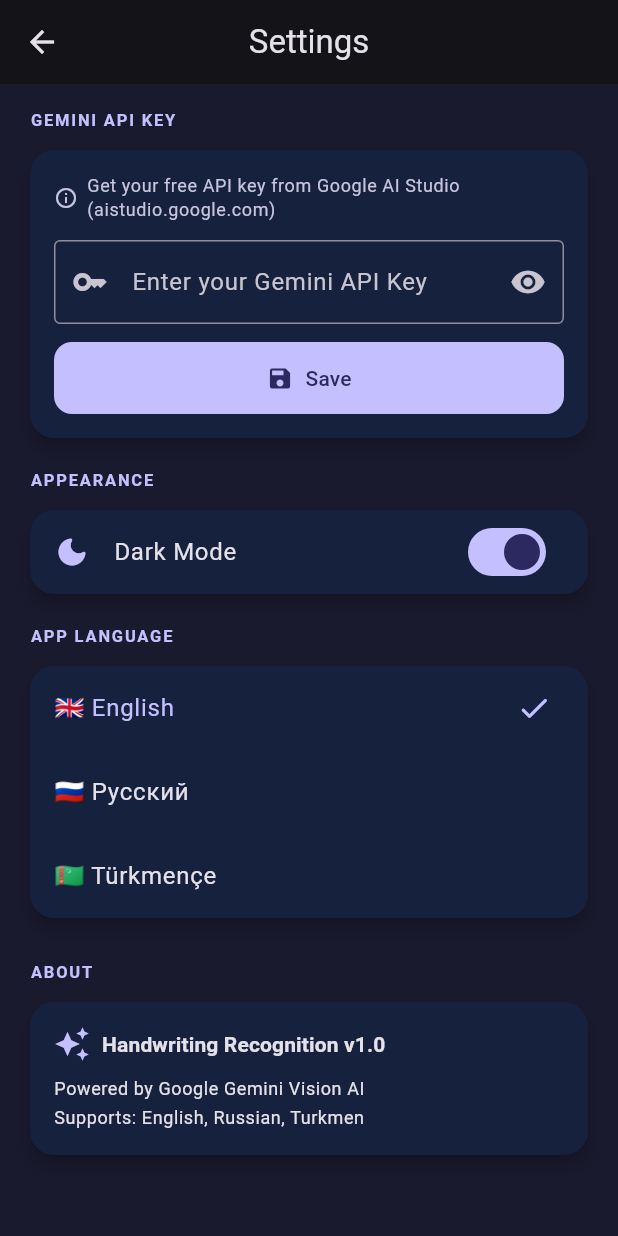
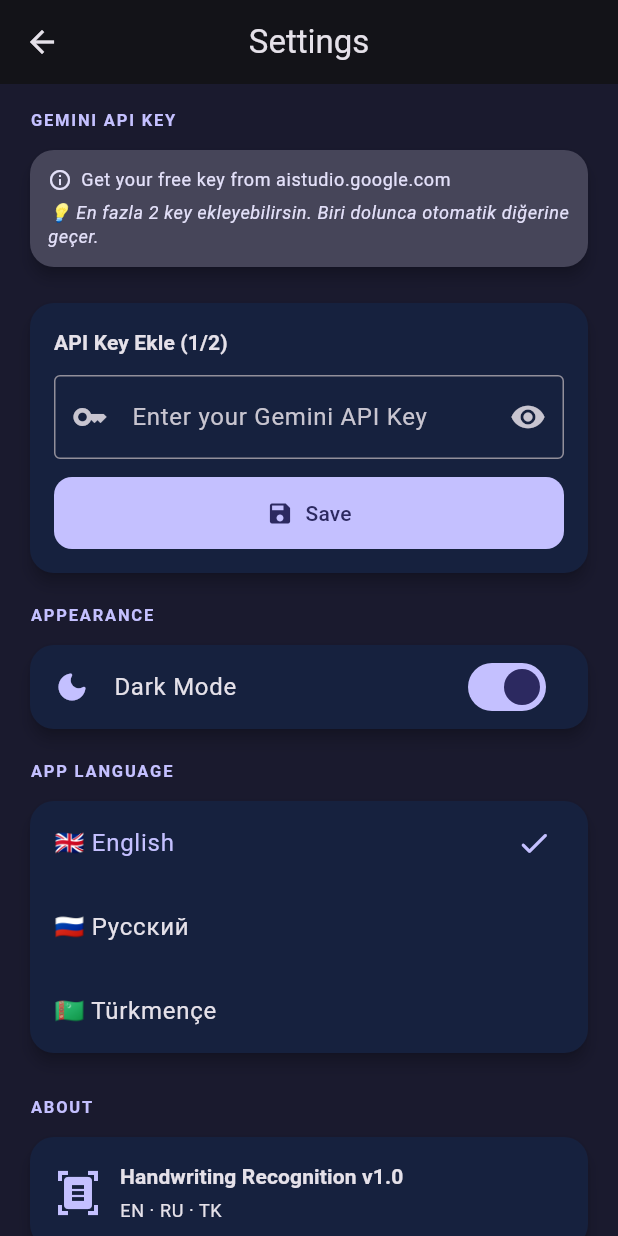
Before and after one commit to Allanur003/Handwritten-Recognition-system-Flutter, a Flutter app: the SettingsScreen screen opened by its route, after a tap on "Dark Mode", on a phone screen of 412 x 824 dp. Run offline on Flutter 3.47's test engine with Material 3 defaults, Android fonts, the phone set to English and light mode, and no system bars; our stand-ins replace flutter_animate, google_generative_ai, image_picker, share_plus, shared_preferences; accounts and stored records are empty.

Commit message:
Add files via upload

```diff
--- a/lib/core/localization/app_localizations.dart
+++ b/lib/core/localization/app_localizations.dart
@@ -30,7 +30,7 @@ class AppLocalizations {
       'share': 'Share',
       'copied': 'Copied!',
       'noText': 'No text found. Try a clearer image.',
-      'processing': 'Analyzing with Gemini...',
+      'processing': 'Analyzing...',
       'history': 'History',
       'settings': 'Settings',
       'darkMode': 'Dark Mode',
@@ -50,8 +50,8 @@ class AppLocalizations {
       'apiKeyHint': 'Enter your Gemini API Key',
       'apiKeySave': 'Save',
       'apiKeyTitle': 'Gemini API Key',
-      'apiKeyInfo': 'Get your free API key from Google AI Studio (aistudio.google.com)',
-      'geminiPowered': 'Powered by Gemini Vision AI',
+      'apiKeyInfo': 'Get your free key from aistudio.google.com',
+
     },
     'ru': {
       'appTitle': 'Распознавание почерка',
@@ -64,7 +64,7 @@ class AppLocalizations {
       'share': 'Поделиться',
       'copied': 'Скопировано!',
       'noText': 'Текст не найден. Попробуйте более чёткое фото.',
-      'processing': 'Анализ через Gemini...',
+      'processing': 'Анализируется...',
       'history': 'История',
       'settings': 'Настройки',
       'darkMode': 'Тёмная тема',
@@ -84,8 +84,8 @@ class AppLocalizations {
       'apiKeyHint': 'Введите Gemini API ключ',
       'apiKeySave': 'Сохранить',
       'apiKeyTitle': 'Gemini API Ключ',
-      'apiKeyInfo': 'Получите бесплатный ключ на aistudio.google.com',
-      'geminiPowered': 'На базе Gemini Vision AI',
+      'apiKeyInfo': 'Бесплатный ключ: aistudio.google.com',
+
     },
     'tk': {
       'appTitle': 'El ýazgy tanamak',
@@ -98,7 +98,7 @@ class AppLocalizations {
       'share': 'Paýlaş',
       'copied': 'Göçürildi!',
       'noText': 'Tekst tapylmady. Has aýdyň surat synap görüň.',
-      'processing': 'Gemini arkaly derňelýär...',
+      'processing': 'Derňelýär...',
       'history': 'Taryh',
       'settings': 'Sazlamalar',
       'darkMode': 'Garaňky tertip',
@@ -118,8 +118,8 @@ class AppLocalizations {
       'apiKeyHint': 'Gemini API açaryny giriziň',
       'apiKeySave': 'Sakla',
       'apiKeyTitle': 'Gemini API Açary',
-      'apiKeyInfo': 'Mugt açary aistudio.google.com sahypasyndan alyň',
-      'geminiPowered': 'Gemini Vision AI bilen işleýär',
+      'apiKeyInfo': 'Mugt açar: aistudio.google.com',
+
     },
   };
 
--- a/lib/features/recognition/recognition_screen.dart
+++ b/lib/features/recognition/recognition_screen.dart
@@ -42,25 +42,21 @@ class RecognitionScreen extends StatelessWidget {
         child: Column(
           crossAxisAlignment: CrossAxisAlignment.stretch,
           children: [
-            // API Key warning banner
+            // API key uyarısı
             if (!provider.hasApiKey)
-              _ApiKeyBanner().animate().fadeIn().slideY(begin: -0.2),
+              _ApiKeyBanner(loc: loc).animate().fadeIn().slideY(begin: -0.2),
 
-            // Gemini badge
-            if (provider.hasApiKey)
-              _GeminiBadge(loc: loc),
+            if (!provider.hasApiKey) const SizedBox(height: 12),
 
-            const SizedBox(height: 12),
-
-            // Language selector
+            // Dil seçici
             const LanguageSelectorWidget(),
             const SizedBox(height: 16),
 
-            // Image area
+            // Resim alanı
             const ImageAreaWidget(),
             const SizedBox(height: 16),
 
-            // Pick / Camera buttons
+            // Galeri / Kamera butonları
             Row(
               children: [
                 Expanded(
@@ -86,7 +82,7 @@ class RecognitionScreen extends StatelessWidget {
             ),
             const SizedBox(height: 12),
 
-            // Recognize button
+            // Tanı butonu
             if (provider.selectedImage != null) ...[
               FilledButton.icon(
                 style: FilledButton.styleFrom(
@@ -114,7 +110,7 @@ class RecognitionScreen extends StatelessWidget {
                         child: CircularProgressIndicator(
                             strokeWidth: 2, color: Colors.white),
                       )
-                    : const Icon(Icons.auto_awesome),
+                    : const Icon(Icons.document_scanner_outlined),
                 label: Text(
                   provider.state == RecognitionState.processing
                       ? loc.get('processing')
@@ -133,7 +129,7 @@ class RecognitionScreen extends StatelessWidget {
 
             const SizedBox(height: 8),
 
-            // Result
+            // Sonuç
             if (provider.state == RecognitionState.done)
               ResultCardWidget(
                 text: provider.recognizedText,
@@ -149,7 +145,7 @@ class RecognitionScreen extends StatelessWidget {
                 onShare: () => Share.share(provider.recognizedText),
               ).animate().fadeIn(duration: 400.ms).slideY(begin: 0.2),
 
-            // Error
+            // Hata
             if (provider.state == RecognitionState.error)
               _ErrorCard(message: provider.errorMessage, loc: loc),
 
@@ -162,39 +158,10 @@ class RecognitionScreen extends StatelessWidget {
   }
 }
 
-class _GeminiBadge extends StatelessWidget {
+class _ApiKeyBanner extends StatelessWidget {
   final AppLocalizations loc;
-  const _GeminiBadge({required this.loc});
+  const _ApiKeyBanner({required this.loc});
 
-  @override
-  Widget build(BuildContext context) {
-    final theme = Theme.of(context);
-    return Container(
-      padding: const EdgeInsets.symmetric(horizontal: 12, vertical: 8),
-      decoration: BoxDecoration(
-        gradient: LinearGradient(
-          colors: [
-            theme.colorScheme.primaryContainer,
-            theme.colorScheme.secondaryContainer,
-          ],
-        ),
-        borderRadius: BorderRadius.circular(12),
-      ),
-      child: Row(
-        mainAxisSize: MainAxisSize.min,
-        children: [
-          const Icon(Icons.auto_awesome, size: 16),
-          const SizedBox(width: 6),
-          Text(loc.get('geminiPowered'),
-              style: theme.textTheme.labelMedium
-                  ?.copyWith(fontWeight: FontWeight.bold)),
-        ],
-      ),
-    );
-  }
-}
-
-class _ApiKeyBanner extends StatelessWidget {
   @override
   Widget build(BuildContext context) {
     final theme = Theme.of(context);
@@ -212,8 +179,9 @@ class _ApiKeyBanner extends StatelessWidget {
             const SizedBox(width: 8),
             Expanded(
               child: Text(
-                AppLocalizations.of(context).get('apiKeyMissing'),
-                style: TextStyle(color: theme.colorScheme.onErrorContainer),
+                loc.get('apiKeyMissing'),
+                style:
+                    TextStyle(color: theme.colorScheme.onErrorContainer),
               ),
             ),
             Icon(Icons.arrow_forward_ios,
@@ -233,9 +201,14 @@ class _ErrorCard extends StatelessWidget {
   @override
   Widget build(BuildContext context) {
     final theme = Theme.of(context);
-    final displayMsg = message == 'API_KEY_MISSING'
-        ? loc.get('apiKeyMissing')
-        : message;
+    final displayMsg = switch (message) {
+      'API_KEY_MISSING' => loc.get('apiKeyMissing'),
+      'all_keys_exhausted' =>
+        '⚠️ İki key\'in de limiti doldu. Yarın tekrar dene.',
+      'invalid_key' => '❌ Geçersiz key. Settings\'ten kontrol et.',
+      'model_not_found' => '❌ Bağlantı hatası. İnterneti kontrol et.',
+      _ => message,
+    };
     return Card(
       color: theme.colorScheme.errorContainer,
       child: Padding(
@@ -247,8 +220,8 @@ class _ErrorCard extends StatelessWidget {
             const SizedBox(width: 8),
             Expanded(
               child: Text(displayMsg,
-                  style:
-                      TextStyle(color: theme.colorScheme.onErrorContainer)),
+                  style: TextStyle(
+                      color: theme.colorScheme.onErrorContainer)),
             ),
           ],
         ),
--- a/lib/features/settings/settings_screen.dart
+++ b/lib/features/settings/settings_screen.dart
@@ -13,19 +13,12 @@ class SettingsScreen extends StatefulWidget {
 }
 
 class _SettingsScreenState extends State<SettingsScreen> {
-  late TextEditingController _apiController;
+  final TextEditingController _keyController = TextEditingController();
   bool _obscure = true;
 
   @override
-  void initState() {
-    super.initState();
-    final provider = context.read<RecognitionProvider>();
-    _apiController = TextEditingController(text: provider.apiKey);
-  }
-
-  @override
   void dispose() {
-    _apiController.dispose();
+    _keyController.dispose();
     super.dispose();
   }
 
@@ -52,85 +45,180 @@ class _SettingsScreenState extends State<SettingsScreen> {
         padding: const EdgeInsets.all(16),
         children: [
 
-          // ── Gemini API Key ──────────────────────────────
+          // ── API Keys ─────────────────────────────────────
           _SectionHeader(title: loc.get('apiKeyTitle')),
+
+          // Bilgi kartı
+          Card(
+            color: theme.colorScheme.secondaryContainer,
+            child: Padding(
+              padding: const EdgeInsets.all(12),
+              child: Column(
+                crossAxisAlignment: CrossAxisAlignment.start,
+                children: [
+                  Row(
+                    children: [
+                      Icon(Icons.info_outline,
+                          size: 16,
+                          color: theme.colorScheme.onSecondaryContainer),
+                      const SizedBox(width: 6),
+                      Expanded(
+                        child: Text(
+                          loc.get('apiKeyInfo'),
+                          style: theme.textTheme.bodySmall?.copyWith(
+                              color: theme.colorScheme.onSecondaryContainer),
+                        ),
+                      ),
+                    ],
+                  ),
+                  const SizedBox(height: 6),
+                  Text(
+                    '💡 En fazla 2 key ekleyebilirsin. '
+                    'Biri dolunca otomatik diğerine geçer.',
+                    style: theme.textTheme.bodySmall?.copyWith(
+                        color: theme.colorScheme.onSecondaryContainer,
+                        fontStyle: FontStyle.italic),
+                  ),
+                ],
+              ),
+            ),
+          ),
+          const SizedBox(height: 12),
+
+          // Mevcut key'ler
+          ...recProvider.apiKeys.asMap().entries.map((entry) {
+            final index = entry.key;
+            final key = entry.value;
+            final isActive = index == recProvider.currentKeyIndex;
+            return Card(
+              margin: const EdgeInsets.only(bottom: 8),
+              child: ListTile(
+                leading: CircleAvatar(
+                  backgroundColor:
+                      isActive ? Colors.green : theme.colorScheme.surfaceVariant,
+                  radius: 16,
+                  child: Text(
+                    '${index + 1}',
+                    style: TextStyle(
+                      fontSize: 12,
+                      fontWeight: FontWeight.bold,
+                      color: isActive
+                          ? Colors.white
+                          : theme.colorScheme.onSurfaceVariant,
+                    ),
+                  ),
+                ),
+                title: Text(
+                  _maskKey(key),
+                  style: theme.textTheme.bodyMedium
+                      ?.copyWith(fontFamily: 'monospace'),
+                ),
+                subtitle: Text(
+                  isActive ? '✅ Aktif' : '⏳ Beklemede',
+                  style: TextStyle(
+                    color: isActive ? Colors.green : theme.colorScheme.outline,
+                    fontWeight:
+                        isActive ? FontWeight.bold : FontWeight.normal,
+                    fontSize: 12,
+                  ),
+                ),
+                trailing: IconButton(
+                  icon: Icon(Icons.delete_outline,
+                      color: theme.colorScheme.error),
+                  onPressed: () => _confirmDelete(context, recProvider, index),
+                ),
+              ),
+            );
+          }),
+
+          // Yeni key ekleme — sadece 2'den az key varsa göster
+          if (recProvider.canAddMoreKeys) ...[
+            const SizedBox(height: 4),
             Card(
               child: Padding(
                 padding: const EdgeInsets.all(16),
                 child: Column(
                   crossAxisAlignment: CrossAxisAlignment.start,
                   children: [
-                  Row(
-                    children: [
-                      Icon(Icons.info_outline,
-                          size: 16, color: theme.colorScheme.secondary),
-                      const SizedBox(width: 6),
-                      Expanded(
-                        child: Text(
-                          loc.get('apiKeyInfo'),
-                          style: theme.textTheme.bodySmall
-                              ?.copyWith(color: theme.colorScheme.secondary),
-                        ),
-                      ),
-                    ],
+                    Text(
+                      recProvider.apiKeys.isEmpty
+                          ? 'API Key Ekle (1/2)'
+                          : 'İkinci API Key Ekle (2/2)',
+                      style: theme.textTheme.titleSmall
+                          ?.copyWith(fontWeight: FontWeight.bold),
                     ),
                     const SizedBox(height: 12),
                     TextField(
-                    controller: _apiController,
+                      controller: _keyController,
                       obscureText: _obscure,
                       decoration: InputDecoration(
                         hintText: loc.get('apiKeyHint'),
                         border: const OutlineInputBorder(),
+                        prefixIcon: const Icon(Icons.key),
                         suffixIcon: IconButton(
-                        icon: Icon(
-                            _obscure ? Icons.visibility : Icons.visibility_off),
-                        onPressed: () => setState(() => _obscure = !_obscure),
+                          icon: Icon(_obscure
+                              ? Icons.visibility
+                              : Icons.visibility_off),
+                          onPressed: () =>
+                              setState(() => _obscure = !_obscure),
                         ),
-                      prefixIcon: const Icon(Icons.key),
                       ),
                     ),
                     const SizedBox(height: 12),
                     SizedBox(
                       width: double.infinity,
                       child: FilledButton.icon(
-                      onPressed: () {
-                        context
-                            .read<RecognitionProvider>()
-                            .setApiKey(_apiController.text);
+                        onPressed: () async {
+                          final key = _keyController.text.trim();
+                          if (key.isEmpty) return;
+                          await recProvider.addApiKey(key);
+                          _keyController.clear();
+                          if (context.mounted) {
                             ScaffoldMessenger.of(context).showSnackBar(
                               SnackBar(
-                            content: Text('✅ API Key saved!'),
+                                content: Text(
+                                    '✅ Key ${recProvider.apiKeys.length} kaydedildi!'),
                                 behavior: SnackBarBehavior.floating,
+                                backgroundColor: Colors.green,
                                 duration: const Duration(seconds: 2),
                               ),
                             );
+                          }
                         },
                         icon: const Icon(Icons.save),
                         label: Text(loc.get('apiKeySave')),
-                    ),
-                  ),
-                  if (recProvider.hasApiKey)
-                    Padding(
-                      padding: const EdgeInsets.only(top: 8),
-                      child: Row(
-                        children: [
-                          Icon(Icons.check_circle,
-                              color: Colors.green, size: 16),
-                          const SizedBox(width: 6),
-                          Text('API Key is set ✓',
-                              style: TextStyle(
-                                  color: Colors.green,
-                                  fontWeight: FontWeight.bold)),
-                        ],
                       ),
                     ),
                   ],
                 ),
               ),
             ),
+          ] else ...[
+            // 2 key doldu mesajı
+            const SizedBox(height: 4),
+            Card(
+              color: theme.colorScheme.tertiaryContainer,
+              child: Padding(
+                padding: const EdgeInsets.all(12),
+                child: Row(
+                  children: [
+                    Icon(Icons.check_circle,
+                        color: Colors.green, size: 20),
+                    const SizedBox(width: 8),
+                    Text(
+                      'İki key de eklendi. Günde toplam 40 resim tanıyabilirsin.',
+                      style: theme.textTheme.bodySmall?.copyWith(
+                          fontWeight: FontWeight.bold),
+                    ),
+                  ],
+                ),
+              ),
+            ),
+          ],
+
           const SizedBox(height: 16),
 
-          // ── Appearance ──────────────────────────────────
+          // ── Appearance ───────────────────────────────────
           _SectionHeader(title: 'Appearance'),
           Card(
             child: SwitchListTile(
@@ -147,7 +235,7 @@ class _SettingsScreenState extends State<SettingsScreen> {
           ),
           const SizedBox(height: 16),
 
-          // ── App Language ────────────────────────────────
+          // ── App Language ─────────────────────────────────
           _SectionHeader(title: loc.get('appLanguage')),
           Card(
             child: Column(
@@ -170,29 +258,33 @@ class _SettingsScreenState extends State<SettingsScreen> {
           ),
           const SizedBox(height: 24),
 
-          // ── About ───────────────────────────────────────
+          // ── About ────────────────────────────────────────
           _SectionHeader(title: 'About'),
           Card(
             child: Padding(
               padding: const EdgeInsets.all(16),
+              child: Row(
+                children: [
+                  Icon(Icons.document_scanner,
+                      color: theme.colorScheme.primary, size: 32),
+                  const SizedBox(width: 12),
+                  Expanded(
                     child: Column(
                       crossAxisAlignment: CrossAxisAlignment.start,
                       children: [
-                  Row(
-                    children: [
-                      Icon(Icons.auto_awesome,
-                          color: theme.colorScheme.primary),
-                      const SizedBox(width: 8),
-                      Text('Handwriting Recognition v1.0',
+                        Text(
+                          'Handwriting Recognition v1.0',
                           style: theme.textTheme.titleSmall
-                              ?.copyWith(fontWeight: FontWeight.bold)),
+                              ?.copyWith(fontWeight: FontWeight.bold),
+                        ),
+                        const SizedBox(height: 4),
+                        Text(
+                          'EN · RU · TK',
+                          style: theme.textTheme.bodySmall
+                              ?.copyWith(height: 1.5),
+                        ),
                       ],
                     ),
-                  const SizedBox(height: 8),
-                  Text(
-                    'Powered by Google Gemini Vision AI\n'
-                    'Supports: English, Russian, Turkmen',
-                    style: theme.textTheme.bodySmall?.copyWith(height: 1.6),
                   ),
                 ],
               ),
@@ -201,6 +293,37 @@ class _SettingsScreenState extends State<SettingsScreen> {
         ],
       ),
     );
+  }
+
+  void _confirmDelete(
+      BuildContext context, RecognitionProvider provider, int index) {
+    showDialog(
+      context: context,
+      builder: (ctx) => AlertDialog(
+        title: const Text('Key\'i Sil'),
+        content: const Text('Bu key\'i silmek istiyor musun?'),
+        actions: [
+          TextButton(
+            onPressed: () => Navigator.pop(ctx),
+            child: const Text('İptal'),
+          ),
+          FilledButton(
+            style: FilledButton.styleFrom(
+                backgroundColor: Theme.of(context).colorScheme.error),
+            onPressed: () async {
+              await provider.removeApiKey(index);
+              if (ctx.mounted) Navigator.pop(ctx);
+            },
+            child: const Text('Sil'),
+          ),
+        ],
+      ),
+    );
+  }
+
+  String _maskKey(String key) {
+    if (key.length <= 12) return '***';
+    return '${key.substring(0, 8)}...${key.substring(key.length - 4)}';
   }
 }
 
```
Also changed, not shown: lib/features/recognition/recognition_provider.dart (+113 -36 lines), lib/main.dart (+6 -1 lines), pubspec.yaml (+2 -15 lines). Lines whose indentation alone changed are shown as unchanged.
